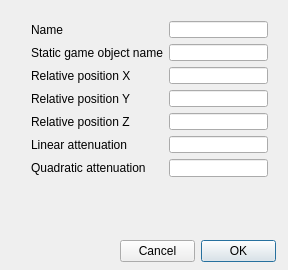
First picture: the form in GameEditor/AddOrEditPointLightDialog.ui, repository frostteo/GameEditor, before the edit.
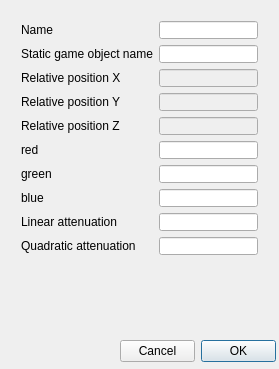
Second picture: the form after the edit.

Commit message: edit point light relative position

Patch:
```diff
--- a/GameEditor/AddOrEditPointLightDialog.ui
+++ b/GameEditor/AddOrEditPointLightDialog.ui
@@ -6,8 +6,8 @@
    <rect>
     <x>0</x>
     <y>0</y>
-    <width>288</width>
-    <height>270</height>
+    <width>279</width>
+    <height>369</height>
    </rect>
   </property>
   <property name="windowTitle">
@@ -20,7 +20,7 @@
    <property name="geometry">
     <rect>
      <x>120</x>
-     <y>240</y>
+     <y>340</y>
      <width>156</width>
      <height>23</height>
     </rect>
@@ -35,8 +35,8 @@
   <widget class="QLabel" name="errorsMsgLbl">
    <property name="geometry">
     <rect>
-     <x>20</x>
-     <y>190</y>
+     <x>10</x>
+     <y>280</y>
      <width>261</width>
      <height>51</height>
     </rect>
@@ -142,10 +142,10 @@
   <widget class="QWidget" name="layoutWidget">
    <property name="geometry">
     <rect>
-     <x>20</x>
+     <x>10</x>
      <y>10</y>
      <width>259</width>
-     <height>178</height>
+     <height>256</height>
     </rect>
    </property>
    <layout class="QFormLayout" name="formLayout">
@@ -180,7 +180,14 @@
      </widget>
     </item>
     <item row="2" column="1">
-     <widget class="QLineEdit" name="relPosXTxt"/>
+     <widget class="QLineEdit" name="relPosXTxt">
+      <property name="enabled">
+       <bool>false</bool>
+      </property>
+      <property name="readOnly">
+       <bool>false</bool>
+      </property>
+     </widget>
     </item>
     <item row="3" column="0">
      <widget class="QLabel" name="relPosYLbl">
@@ -190,7 +197,14 @@
      </widget>
     </item>
     <item row="3" column="1">
-     <widget class="QLineEdit" name="relPosYTxt"/>
+     <widget class="QLineEdit" name="relPosYTxt">
+      <property name="enabled">
+       <bool>false</bool>
+      </property>
+      <property name="readOnly">
+       <bool>false</bool>
+      </property>
+     </widget>
     </item>
     <item row="4" column="0">
      <widget class="QLabel" name="relPosZLbl">
@@ -200,28 +214,65 @@
      </widget>
     </item>
     <item row="4" column="1">
-     <widget class="QLineEdit" name="relPosZTxt"/>
+     <widget class="QLineEdit" name="relPosZTxt">
+      <property name="enabled">
+       <bool>false</bool>
+      </property>
+      <property name="readOnly">
+       <bool>false</bool>
+      </property>
+     </widget>
     </item>
-    <item row="5" column="0">
+    <item row="8" column="0">
      <widget class="QLabel" name="linearAttenuationLbl">
       <property name="text">
        <string>Linear attenuation</string>
       </property>
      </widget>
     </item>
-    <item row="5" column="1">
+    <item row="8" column="1">
      <widget class="QLineEdit" name="linearAttenuationTxt"/>
     </item>
-    <item row="6" column="0">
+    <item row="9" column="0">
      <widget class="QLabel" name="quadraticAttenuationLbl">
       <property name="text">
        <string>Quadratic attenuation</string>
       </property>
      </widget>
     </item>
-    <item row="6" column="1">
+    <item row="9" column="1">
      <widget class="QLineEdit" name="quadraticAttenuationTxt"/>
     </item>
+    <item row="5" column="0">
+     <widget class="QLabel" name="redLbl">
+      <property name="text">
+       <string>red</string>
+      </property>
+     </widget>
+    </item>
+    <item row="5" column="1">
+     <widget class="QLineEdit" name="redTxt"/>
+    </item>
+    <item row="7" column="0">
+     <widget class="QLabel" name="blueLbl">
+      <property name="text">
+       <string>blue</string>
+      </property>
+     </widget>
+    </item>
+    <item row="7" column="1">
+     <widget class="QLineEdit" name="blueTxt"/>
+    </item>
+    <item row="6" column="0">
+     <widget class="QLabel" name="greenLbl">
+      <property name="text">
+       <string>green</string>
+      </property>
+     </widget>
+    </item>
+    <item row="6" column="1">
+     <widget class="QLineEdit" name="greenTxt"/>
+    </item>
    </layout>
   </widget>
  </widget>
```
Left out of the diff: 12 changed lines with no effect on the pictures. The commit also changes 51 other files.
